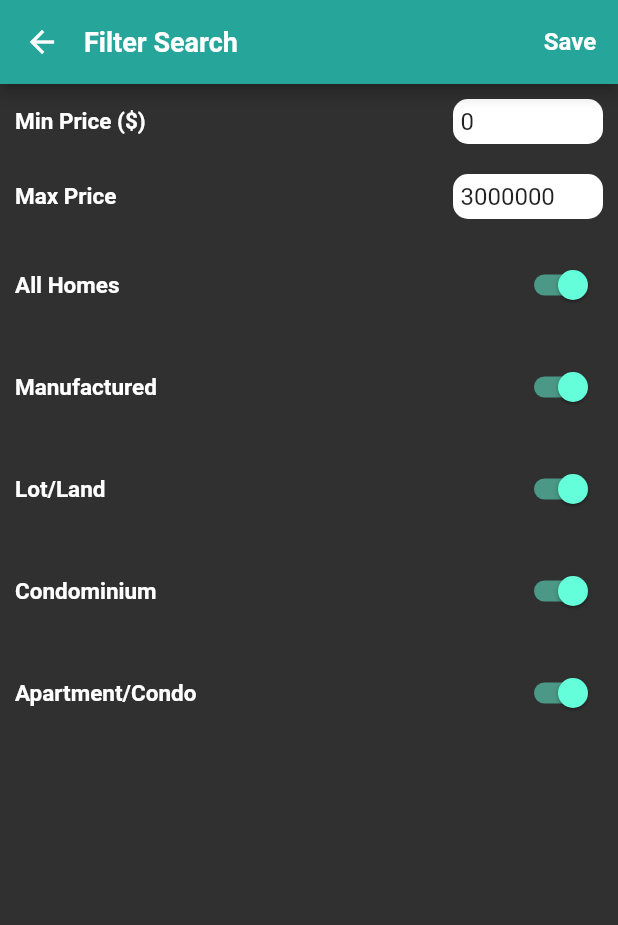
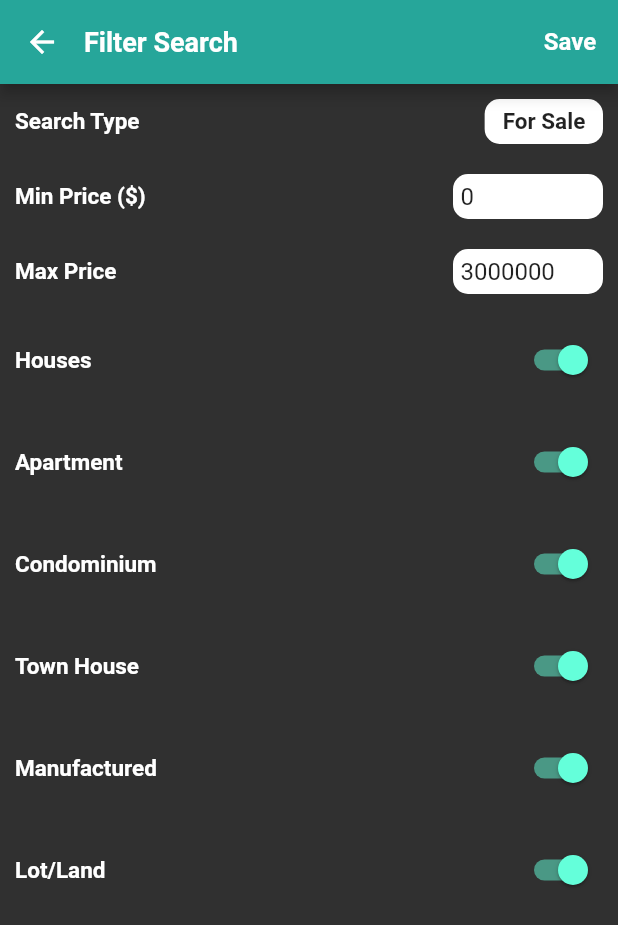
Before and after one commit to jpmyob/house_hunt, a Flutter app: the SearchFilterScreen screen opened directly, on a phone screen of 412 x 824 dp. Shown: the top 925 px of the screen. Run offline on Flutter 3.47's test engine with Material 2 defaults, Android fonts, the light colour scheme and no system bars; our stand-ins replace flutter_spinkit, flutter_tts, geolocator, hive, wakelock; accounts and stored records are empty.

Commit message:
integrated for_Rent api and getting more list results

```diff
--- a/lib/main.dart
+++ b/lib/main.dart
@@ -1,9 +1,11 @@
 import 'package:flutter/material.dart';
+import 'package:real_state_finder/services/read-text-service.dart';
 import 'package:wakelock/wakelock.dart';
 import 'package:real_state_finder/screens/loading-screen.dart';
 
 void main() async {
   WidgetsFlutterBinding.ensureInitialized();
+  ReadService().initFlutterTTS();
   runApp(MyApp());
 }
 
--- a/lib/screens/all-property-list-screen.dart
+++ b/lib/screens/all-property-list-screen.dart
@@ -39,7 +39,7 @@ class AllPropertyListScreen extends StatelessWidget {
             Padding(
               padding: EdgeInsets.symmetric(horizontal: 15.0, vertical: 10.0),
               child: Text(
-                'Nearby Property found ${allPropertyList?.length}',
+                'Total Property found ${allPropertyList?.length}',
                 style: TextStyle(
                   fontSize: 18.0,
                   fontWeight: FontWeight.bold,
--- a/lib/screens/edit-search-radius-screen.dart
+++ b/lib/screens/edit-search-radius-screen.dart
@@ -31,7 +31,7 @@ class _EditSearchRadiusScreenState extends State<EditSearchRadiusScreen> {
           Slider(
             value: sliderValue,
             min: 300,
-            max: 2500,
+            max: 2000,
             onChanged: (value) {
               setState(() {
                 sliderValue = value.roundToDouble();
--- a/lib/screens/loading-screen.dart
+++ b/lib/screens/loading-screen.dart
@@ -2,7 +2,6 @@ import 'package:flutter/material.dart';
 import 'package:flutter_spinkit/flutter_spinkit.dart';
 import 'package:real_state_finder/screens/home-hunt-screen.dart';
 import 'package:real_state_finder/services/location-service.dart';
-import 'package:real_state_finder/services/read-text-service.dart';
 import 'package:real_state_finder/utils/constants.dart';
 
 class LoadingScreen extends StatefulWidget {
@@ -12,7 +11,6 @@ class LoadingScreen extends StatefulWidget {
 
 class _LoadingScreenState extends State<LoadingScreen> {
   Location location  = Location();
-  final readService = ReadService();
   @override
   Widget build(BuildContext context) {
     return Scaffold(
@@ -62,7 +60,6 @@ class _LoadingScreenState extends State<LoadingScreen> {
           }
 
           if(snapshot.hasData && snapshot.data != 'failed' && !snapshot.hasError) {
-            readService.initFlutterTTS();
             initialPos = snapshot.data;
           }
           return HomeHuntScreen(position: snapshot.data);
--- a/lib/screens/recent-property-list-screen.dart
+++ b/lib/screens/recent-property-list-screen.dart
@@ -27,7 +27,7 @@ class RecentListScreen extends StatelessWidget {
         backgroundColor: Colors.teal[400],
         titleSpacing: 0,
         title: Text(
-          'Recently Properties (Max 100)',
+          'Recently Properties',
           style: TextStyle(
             fontSize: 18.0,
             fontWeight: FontWeight.w700,
@@ -41,7 +41,7 @@ class RecentListScreen extends StatelessWidget {
             Padding(
               padding: EdgeInsets.symmetric(horizontal: 15.0, vertical: 10.0),
               child: Text(
-                'Total Property Found ${recentList?.length}',
+                '100 Recent Properties',
                 style: TextStyle(
                   fontSize: 18.0,
                   fontWeight: FontWeight.bold,
--- a/lib/screens/search-filter-screen.dart
+++ b/lib/screens/search-filter-screen.dart
@@ -2,6 +2,7 @@ import 'package:flutter/material.dart';
 import 'package:real_state_finder/services/real-state-service.dart';
 import 'package:real_state_finder/utils/constants.dart';
 import 'package:real_state_finder/widgets/number-text-field.dart';
+import 'package:real_state_finder/widgets/select.dart';
 
 class SearchFilterScreen extends StatefulWidget {
 
@@ -37,7 +38,6 @@ class _SearchFilterScreenState extends State<SearchFilterScreen> {
         actions: [
           TextButton(
             onPressed: () {
-              // ignore: deprecated_member_use
               if(double.parse(minController.text) >= 0) {
                 minPrice = double.parse(minController.text)?.toInt() ?? 0;
               }
@@ -60,6 +60,26 @@ class _SearchFilterScreenState extends State<SearchFilterScreen> {
               child: Row(
                 mainAxisAlignment: MainAxisAlignment.spaceBetween,
                 children: [
+                  Text('Search Type', style: TextStyle(fontSize: 15.0, fontWeight: FontWeight.bold),),
+                  SelectButton(
+                    options: [{'name':'For Sale', 'value': '4sale'}, {'name':'For Rent', 'value': '4rent'}],
+                    dropdownValue: forSale ? '4sale' : '4rent',
+                    onSelect: (value) {
+                      if(value == '4sale') forSale = true;
+                      else forSale = false;
+
+                      realStateService.searchFilterQuery();
+                      reStartApp(context);
+                    }
+                  ),
+                ],
+              ),
+            ),
+            Padding(
+              padding: EdgeInsets.all(10.0),
+              child: Row(
+                mainAxisAlignment: MainAxisAlignment.spaceBetween,
+                children: [
                   Text('Min Price (\$)', style: TextStyle(fontSize: 15.0, fontWeight: FontWeight.bold),),
                   NumberTextField(controller: minController),
                 ],
@@ -75,15 +95,58 @@ class _SearchFilterScreenState extends State<SearchFilterScreen> {
                 ],
               ),
             ),
+            Visibility(
+              visible: forSale,
+              child: Wrap(
+                children: [
                   Padding(
                     padding: EdgeInsets.all(10.0),
                     child: Row(
                       mainAxisAlignment: MainAxisAlignment.spaceBetween,
                       children: [
-                  Text('All Homes', style: TextStyle(fontSize: 15.0, fontWeight: FontWeight.bold),),
+                        Text('Houses', style: TextStyle(fontSize: 15.0, fontWeight: FontWeight.bold),),
                         Switch.adaptive(
-                    value: isAllHome,
-                    onChanged: (value) => setState(() => isAllHome = value),
+                          value: isAllHomes,
+                          onChanged: (value) => setState(() => isAllHomes = value),
+                        ),
+                      ],
+                    ),
+                  ),
+                  Padding(
+                    padding: EdgeInsets.all(10.0),
+                    child: Row(
+                      mainAxisAlignment: MainAxisAlignment.spaceBetween,
+                      children: [
+                        Text('Apartment', style: TextStyle(fontSize: 15.0, fontWeight: FontWeight.bold),),
+                        Switch.adaptive(
+                          value: isApartment,
+                          onChanged: (value) => setState(() => isApartment = value),
+                        ),
+                      ],
+                    ),
+                  ),
+                  Padding(
+                    padding: EdgeInsets.all(10.0),
+                    child: Row(
+                      mainAxisAlignment: MainAxisAlignment.spaceBetween,
+                      children: [
+                        Text('Condominium', style: TextStyle(fontSize: 15.0, fontWeight: FontWeight.bold),),
+                        Switch.adaptive(
+                          value: isCondo,
+                          onChanged: (value) => setState(() => isCondo = value),
+                        ),
+                      ],
+                    ),
+                  ),
+                  Padding(
+                    padding: EdgeInsets.all(10.0),
+                    child: Row(
+                      mainAxisAlignment: MainAxisAlignment.spaceBetween,
+                      children: [
+                        Text('Town House', style: TextStyle(fontSize: 15.0, fontWeight: FontWeight.bold),),
+                        Switch.adaptive(
+                          value: isTownhouse,
+                          onChanged: (value) => setState(() => isTownhouse = value),
                         ),
                       ],
                     ),
@@ -114,29 +177,6 @@ class _SearchFilterScreenState extends State<SearchFilterScreen> {
                       ],
                     ),
                   ),
-            Padding(
-              padding: EdgeInsets.all(10.0),
-              child: Row(
-                mainAxisAlignment: MainAxisAlignment.spaceBetween,
-                children: [
-                  Text('Condominium', style: TextStyle(fontSize: 15.0, fontWeight: FontWeight.bold),),
-                  Switch.adaptive(
-                    value: isCondo,
-                    onChanged: (value) => setState(() => isCondo = value),
-                  ),
-                ],
-              ),
-            ),
-            Padding(
-              padding: EdgeInsets.all(10.0),
-              child: Row(
-                mainAxisAlignment: MainAxisAlignment.spaceBetween,
-                children: [
-                  Text('Apartment/Condo', style: TextStyle(fontSize: 15.0, fontWeight: FontWeight.bold),),
-                  Switch.adaptive(
-                    value: isApartmentOrCondo,
-                    onChanged: (value) => setState(() => isApartmentOrCondo = value),
-                  ),
                 ],
               ),
             ),
--- a/lib/services/read-text-service.dart
+++ b/lib/services/read-text-service.dart
@@ -4,7 +4,6 @@ import 'package:real_state_finder/utils/constants.dart';
 
 class ReadService {
   final FlutterTts tts = new FlutterTts();
-  bool read = true;
 
   initFlutterTTS() async {
     tts.setLanguage("en");
--- a/lib/utils/constants.dart
+++ b/lib/utils/constants.dart
@@ -1,26 +1,30 @@
+import 'dart:async';
 import 'package:flutter/material.dart';
 import 'package:geolocator/geolocator.dart';
 import 'package:real_state_finder/screens/loading-screen.dart';
 import 'package:real_state_finder/services/read-text-service.dart';
 const ZILLOW_IP = 'https://www.zillow.com/search/GetSearchPageState.htm';
 
-var minPrice = 0, maxPrice = 3000000, isAllHome = true, isManufactured = true, isLotLand = true,
-  isCondo = true, isApartmentOrCondo = true;
-String zillowFilter = '"price":{"min":$minPrice,"max":$maxPrice},"monthlyPayment":{"min":0},"isAllHomes":{"value":$isAllHome},'+
-    '"isManufactured":{"value":$isManufactured},"isLotLand":{"value":$isLotLand},"isCondo":{"value":$isCondo},"isApartmentOrCondo":{"value":$isApartmentOrCondo}';
+var minPrice = 0, maxPrice = 3000000, isAllHomes = true, isLotLand = true, isCondo = true,
+isTownhouse = true, isApartment = true, isManufactured = true, forSale = true;
+
+String zillowFilter = '"price":{"min":$minPrice,"max":$maxPrice},"monthlyPayment":{"min":0},"isAllHomes":{"value":$isAllHomes},"isApartment":{"value":$isApartment},'+
+  '"isTownhouse":{"value":$isTownhouse},"isComingSoon":{"value":$isAllHomes},"isNewConstruction":{"value":$isAllHomes},"isManufactured":{"value":$isManufactured},'+
+  '"isLotLand":{"value":$isLotLand},"isCondo":{"value":$isCondo},"isApartmentOrCondo":{"value":${isApartment && isCondo}}';
 
 var fvBox;
 var recentBox;
 List allPropertyList = [];
+bool read = true;
 
 reStartApp(context) {
+  coveredDistance = 0;
+  allPropertyList = [];
   ReadService().tts.stop();
+  Navigator.popUntil(context, (route) => route.isFirst);
   WidgetsBinding.instance.addPostFrameCallback((_) {
-    Navigator.popUntil(context, (route) => route.isFirst);
     Navigator.pushReplacement(context, MaterialPageRoute(builder: (context) => LoadingScreen()));
-    allPropertyList = [];
-    ReadService().read = true;
-    coveredDistance = 0;
+    Timer(Duration(seconds: 3), () => read = true);
   });
 }
 
@@ -37,7 +41,6 @@ exploreLatLong(latitude, longitude) {
   double lngMin = longitude - offset;
   return {'west': lngMin, 'east': lngMax, 'south': latMin, 'north': latMax};
 }
-
 
 TextStyle propertyCalcLabel = TextStyle(fontSize: 15.0, fontWeight: FontWeight.bold);
 TextStyle propertyCalcValue = TextStyle(fontSize: 16.0, fontWeight: FontWeight.bold);
--- /dev/null
+++ b/lib/widgets/select.dart
@@ -0,0 +1,58 @@
+import 'package:flutter/material.dart';
+
+// ignore: must_be_immutable
+class SelectButton extends StatefulWidget {
+  SelectButton({@required this.options, @required this.dropdownValue, @required this.onSelect, this.height, this.hintText,
+    this.hintColor, this.borderColor, this.borderRadius, this.fillColor, this.icon, this.iconSize, this.hintSize});
+  final List<Map<String, String>> options;
+  final Function onSelect;
+  final double height;
+  final Color borderColor;
+  final double borderRadius;
+  final String hintText;
+  final Color hintColor;
+  final double hintSize;
+  final Color fillColor;
+  final Icon icon;
+  final double iconSize;
+  String dropdownValue;
+
+  @override
+  _SelectButtonState createState() => _SelectButtonState();
+}
+
+class _SelectButtonState extends State<SelectButton> {
+
+  @override
+  Widget build(BuildContext context) {
+    return Container(
+      decoration: BoxDecoration(
+        color: widget.fillColor ?? Colors.white,
+        // border: Border.all(color: widget.borderColor ?? Colors.grey),
+        borderRadius: BorderRadius.all(Radius.circular(widget.borderRadius ?? 10.0)),
+      ),
+      height: widget.height ?? 30.0,
+      padding: EdgeInsets.only(left: 12.0, right: 10.0),
+      child: DropdownButton<String>(
+        iconSize: widget.iconSize ?? 0,
+        icon: widget.icon ?? null,
+        value: widget.dropdownValue,
+        hint: Text(widget.hintText ?? '<Select>', style: TextStyle(color: widget.hintColor ?? Colors.grey, fontSize: widget.hintSize ?? 13.0,)),
+        style: TextStyle(color: Colors.black87, fontWeight: FontWeight.bold, fontSize: widget.hintSize ?? 15.0),
+        dropdownColor: Colors.white,
+        underline: Container(
+          height: 0,
+        ),
+        onChanged: (String newValue) {
+          widget.onSelect(newValue);
+        },
+        items: widget.options.map<DropdownMenuItem<String>>((Map<String, String> dropdownItem) {
+          return DropdownMenuItem<String>(
+            value: dropdownItem['value'],
+            child: Text(dropdownItem['name']),
+          );
+        }).toList(),
+      ),
+    );
+  }
+}
```
Also changed, not shown: lib/services/real-state-service.dart (+11 -5 lines), lib/widgets/home-hunt/property-list.dart (+14 -6 lines). Lines whose indentation alone changed are shown as unchanged.
